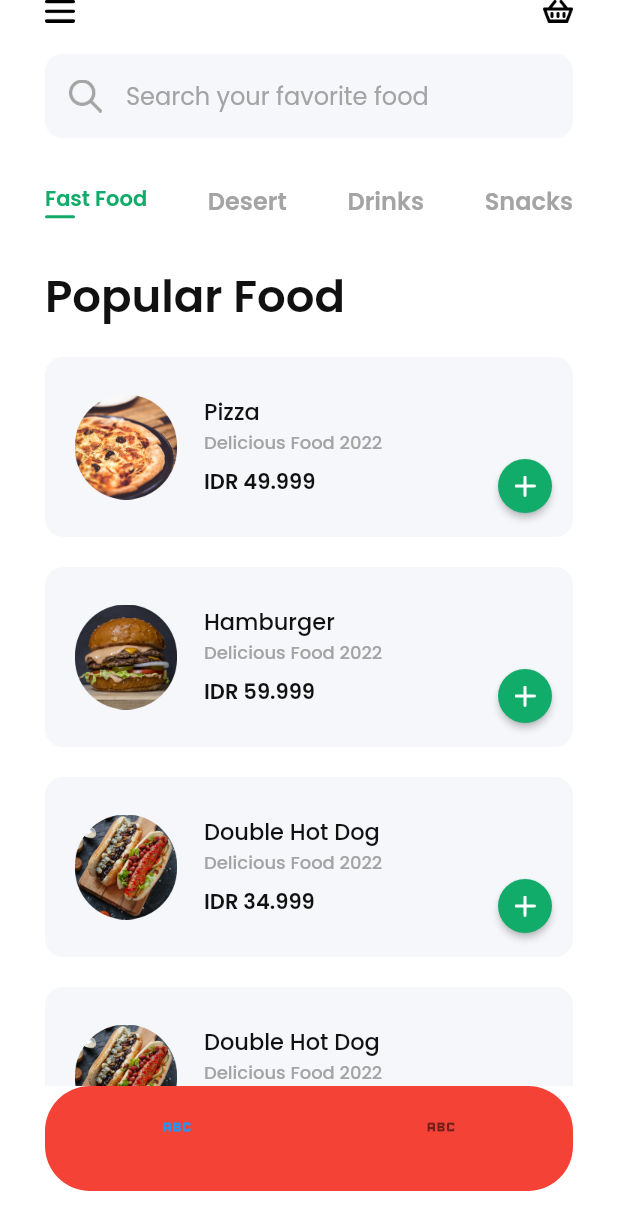
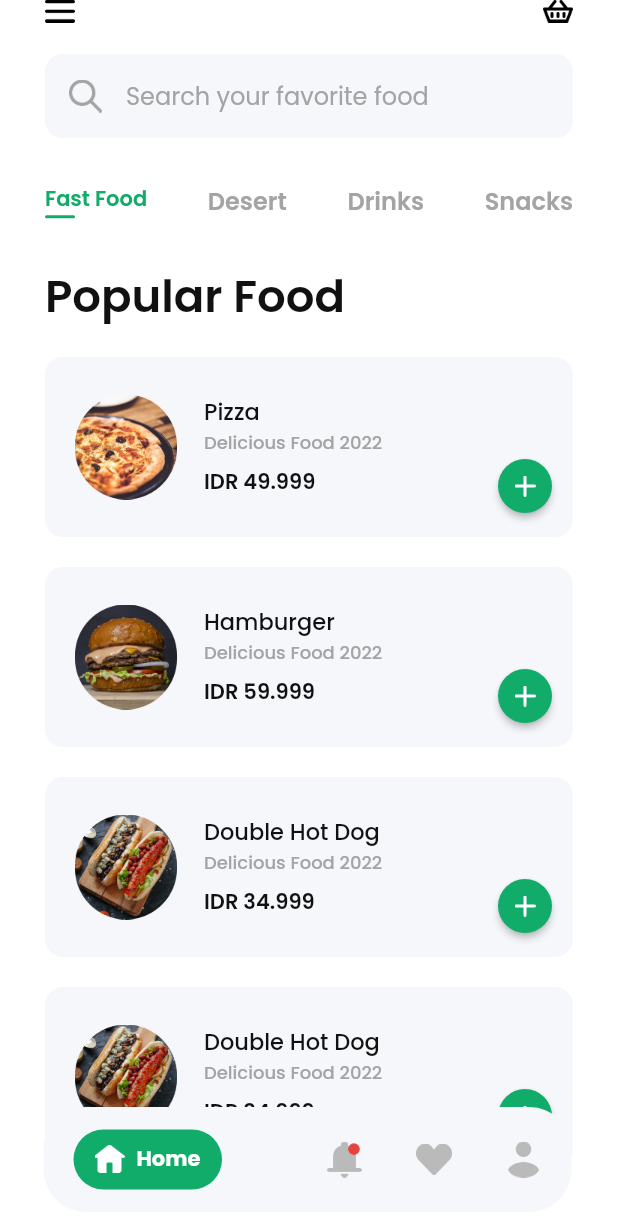
Before and after one commit to rafirajibsa96/FeedU, a Flutter app: the screen it shows after launch, on a phone screen of 412 x 824 dp. Shown: the top 1230 px of the screen. Run offline on Flutter 3.47's test engine with Material 2 defaults, Android fonts, the phone set to English and light mode, and no system bars; our stand-ins replace google_fonts.

Commit message:
Signed-off-by: rafirajibsa <rafirajibsa@gmail.com>

```diff
--- a/lib/main.dart
+++ b/lib/main.dart
@@ -1,5 +1,6 @@
 import 'package:feedu/pages/detailpage.dart';
 import 'package:feedu/pages/homepage.dart';
+import 'package:feedu/pages/profilepage.dart';
 import 'package:flutter/material.dart';
 
 void main() {
@@ -17,6 +18,7 @@ class MyApp extends StatelessWidget {
       routes: {
         '/': (context) => const HomePage(),
         '/details': (context) => const DetailPage(),
+        '/profile': (context) => const ProfilePage(),
       },
     );
   }
--- a/lib/pages/homepage.dart
+++ b/lib/pages/homepage.dart
@@ -1,5 +1,6 @@
 import 'package:feedu/models/popularfoodmodel.dart';
 import 'package:feedu/shared/theme.dart';
+import 'package:feedu/widgets/bottom_navbar_item.dart';
 import 'package:feedu/widgets/popularfood.dart';
 import 'package:flutter/material.dart';
 
@@ -10,28 +11,6 @@ class HomePage extends StatelessWidget {
   Widget build(BuildContext context) {
     return Scaffold(
       backgroundColor: fWhiteColor,
-      bottomNavigationBar: Container(
-        color: Colors.transparent,
-        child: Theme(
-          data: ThemeData(backgroundColor: Colors.green),
-          child: Container(
-            margin: EdgeInsets.fromLTRB(30, 0, 30, 30),
-            height: 70,
-            child: ClipRRect(
-              borderRadius: BorderRadius.circular(30),
-              child: BottomNavigationBar(
-                elevation: 0,
-                // backgroundColor: fGreyBackgroundColor,
-                backgroundColor: Colors.red,
-                items: [
-                  BottomNavigationBarItem(icon: Icon(Icons.abc), label: ''),
-                  BottomNavigationBarItem(icon: Icon(Icons.abc), label: ''),
-                ],
-              ),
-            ),
-          ),
-        ),
-      ),
       body: SafeArea(
         child: Container(
           padding: EdgeInsets.only(
@@ -197,8 +176,76 @@ class HomePage extends StatelessWidget {
                   price: 34.999,
                 ),
               ),
+              const SizedBox(
+                height: 40,
+              ),
             ],
           ),
+        ),
+      ),
+      floatingActionButton: Container(
+        width: MediaQuery.of(context).size.width - (2 * defaultMargin),
+        height: 70,
+        margin: const EdgeInsets.only(right: 15),
+        padding: const EdgeInsets.symmetric(
+          horizontal: 20,
+          vertical: 15,
+        ),
+        decoration: BoxDecoration(
+          color: fGreyBackgroundColor,
+          borderRadius: BorderRadius.circular(
+            28,
+          ),
+        ),
+        child: Row(
+          mainAxisAlignment: MainAxisAlignment.spaceBetween,
+          children: [
+            Container(
+              width: 99,
+              height: 40,
+              margin: const EdgeInsets.only(
+                right: 34,
+              ),
+              decoration: BoxDecoration(
+                color: fPrimaryColor,
+                borderRadius: BorderRadius.circular(
+                  20,
+                ),
+              ),
+              child: Row(
+                children: [
+                  Container(
+                    margin: const EdgeInsets.only(
+                      left: 14,
+                      top: 10,
+                      bottom: 11,
+                      right: 8,
+                    ),
+                    width: 20,
+                    height: 19,
+                    decoration: const BoxDecoration(
+                      image: DecorationImage(
+                        image: AssetImage(
+                          'assets/home.png',
+                        ),
+                      ),
+                    ),
+                  ),
+                  Text(
+                    'Home',
+                    style: whiteTextStyle.copyWith(
+                      fontSize: 14,
+                      fontWeight: bold,
+                    ),
+                  ),
+                ],
+              ),
+            ),
+            const BottomNavbarItem(
+                'assets/icon_notification.png', '/notification'),
+            const BottomNavbarItem('assets/icon_favorite.png', '/favorite'),
+            const BottomNavbarItem('assets/icon_user.png', '/profile'),
+          ],
         ),
       ),
     );
--- /dev/null
+++ b/lib/widgets/bottom_navbar_item.dart
@@ -0,0 +1,26 @@
+import 'package:flutter/material.dart';
+
+class BottomNavbarItem extends StatelessWidget {
+  final String imageurl;
+  final String route;
+  const BottomNavbarItem(this.imageurl, this.route, {Key? key})
+      : super(key: key);
+
+  @override
+  Widget build(BuildContext context) {
+    return Row(
+      children: [
+        GestureDetector(
+          onTap: () {
+            Navigator.pushNamed(context, route);
+          },
+          child: Image.asset(
+            imageurl,
+            width: 24,
+            height: 24,
+          ),
+        ),
+      ],
+    );
+  }
+}
```
Also changed, not shown: lib/pages/profilepage.dart (added, +89 -0 lines).
